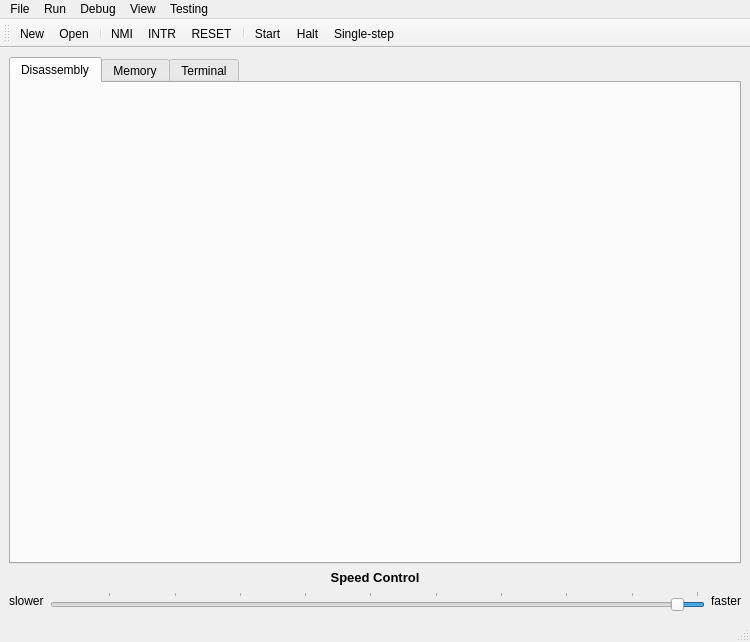
Qt form src/Sim86Window.ui (sundrythoughts/EmuCpu) before a commit.
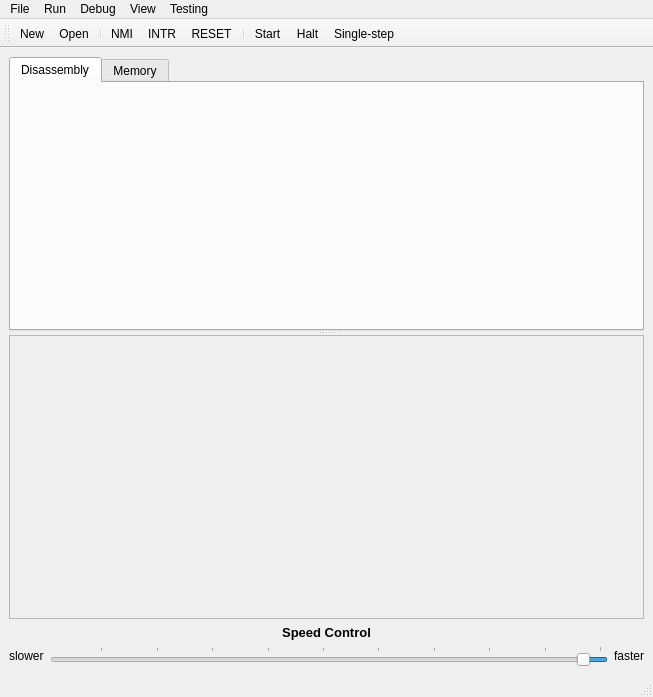
The same form after that commit.

Commit message: Fixed a divide by 0 bug in the ALU. Added IOPorts class and implemented terminal input and output. Implemented IN and OUT in the execution unit. Implemented AccPort, AccVPort, Type3, and IntNum in the InstructionDecoder. Hooked up the terminal UI to the Cpu. Moved the terminal widget out of a tab and onto the main window.

Diff of the .ui file:
```diff
--- a/src/Sim86Window.ui
+++ b/src/Sim86Window.ui
@@ -6,8 +6,8 @@
    <rect>
     <x>0</x>
     <y>0</y>
-    <width>750</width>
-    <height>642</height>
+    <width>653</width>
+    <height>697</height>
    </rect>
   </property>
   <property name="sizePolicy">
@@ -31,7 +31,20 @@
   <widget class="QWidget" name="centralwidget">
    <layout class="QVBoxLayout" name="verticalLayout">
     <item>
+     <widget class="QSplitter" name="splitter">
+      <property name="orientation">
+       <enum>Qt::Vertical</enum>
+      </property>
+      <property name="childrenCollapsible">
+       <bool>false</bool>
+      </property>
      <widget class="QTabWidget" name="m_tab_widget">
+       <property name="sizePolicy">
+        <sizepolicy hsizetype="Expanding" vsizetype="Expanding">
+         <horstretch>0</horstretch>
+         <verstretch>0</verstretch>
+        </sizepolicy>
+       </property>
       <property name="currentIndex">
        <number>0</number>
       </property>
@@ -48,10 +61,20 @@
         <string>Memory</string>
        </attribute>
       </widget>
-      <widget class="QWidget" name="m_tab_terminal">
-       <attribute name="title">
-        <string>Terminal</string>
-       </attribute>
+      </widget>
+      <widget class="QFrame" name="m_frame_terminal">
+       <property name="sizePolicy">
+        <sizepolicy hsizetype="Preferred" vsizetype="Preferred">
+         <horstretch>0</horstretch>
+         <verstretch>0</verstretch>
+        </sizepolicy>
+       </property>
+       <property name="frameShape">
+        <enum>QFrame::StyledPanel</enum>
+       </property>
+       <property name="frameShadow">
+        <enum>QFrame::Raised</enum>
+       </property>
       </widget>
      </widget>
     </item>
@@ -128,7 +151,7 @@
     <rect>
      <x>0</x>
      <y>0</y>
-     <width>750</width>
+     <width>653</width>
      <height>25</height>
     </rect>
    </property>
```
Lines whose indentation alone changed are shown as unchanged. The commit also changes 21 other files.
